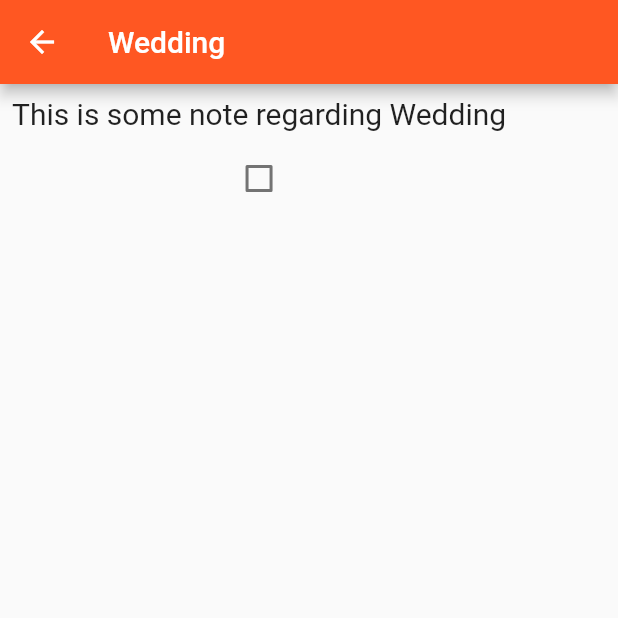
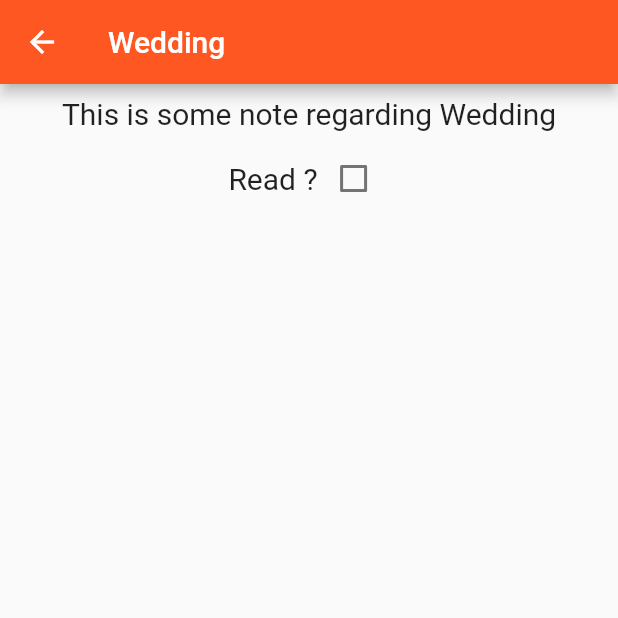
Before and after one commit to DanielDKnudsen/FlutterBareBones, a Flutter app: the screen it shows after launch, after a tap on "Wedding", on a phone screen of 412 x 824 dp, the top half of it. Run offline on Flutter 3.47's test engine with Material 2 defaults, Android fonts, the phone set to English and light mode, and no system bars.

```diff
--- a/lib/detailedNote.dart
+++ b/lib/detailedNote.dart
@@ -27,6 +27,12 @@ class DetailedNoteState extends State<DetailedNote> {
   Widget build(BuildContext context) {
     return Scaffold(
       appBar: AppBar(
+        leading: MaterialButton(
+          onPressed: () {
+            Navigator.pop(context, selectedNote.getReadState);
+          },
+          child: Icon(Icons.arrow_back, color: Colors.white),
+        ),
         title: Text(selectedNote.getTitle),
         backgroundColor: Colors.deepOrange,
       ),
@@ -40,9 +46,18 @@ class DetailedNoteState extends State<DetailedNote> {
                 style: TextStyle(fontSize: 20.0),
               ),
             ),
-            Checkbox(
-                value: selectedNote.getReadState,
-                onChanged: _handleReadCheckBox)
+            Row(
+              mainAxisAlignment: MainAxisAlignment.center,
+              children: <Widget>[
+                Text(
+                  'Read ?',
+                  style: TextStyle(fontSize: 20.0),
+                ),
+                Checkbox(
+                    value: selectedNote.getReadState,
+                    onChanged: _handleReadCheckBox)
+              ],
+            )
           ],
         ),
       ),
--- a/lib/main.dart
+++ b/lib/main.dart
@@ -28,6 +28,22 @@ class HomeScreenState extends State<HomeScreen> {
     _notes = Notes.initializeNotes().getNotes;
   }
 
+  _handleDetailViewData(int index) async {
+    bool data = await Navigator.push(context,
+        MaterialPageRoute(builder: (context) => DetailedNote(_notes[index])));
+
+    this.setState(() {
+      _notes[index].setReadState = data;
+    });
+  }
+
+  _handleIconDisplay(int index) {
+    bool readStatus = _notes[index].getReadState;
+
+    return new Icon(readStatus ? Icons.check_circle : Icons.remove_circle,
+        color: (readStatus) ? Colors.green : Colors.red);
+  }
+
   @override
   Widget build(BuildContext context) {
     return Scaffold(
@@ -40,12 +56,15 @@ class HomeScreenState extends State<HomeScreen> {
                   border: Border(
                       bottom: BorderSide(color: Colors.blue, width: 1.0))),
               child: ListTile(
-                title: Text(_notes[index].getTitle),
+                title: Row(
+                  mainAxisAlignment: MainAxisAlignment.spaceBetween,
+                  children: <Widget>[
+                    Text(_notes[index].getTitle),
+                    _handleIconDisplay(index),
+                  ],
+                ),
                 onTap: () {
-                  Navigator.push(
-                      context,
-                      MaterialPageRoute(
-                          builder: (context) => DetailedNote(_notes[index])));
+                  _handleDetailViewData(index);
                 },
               ),
             );
```
